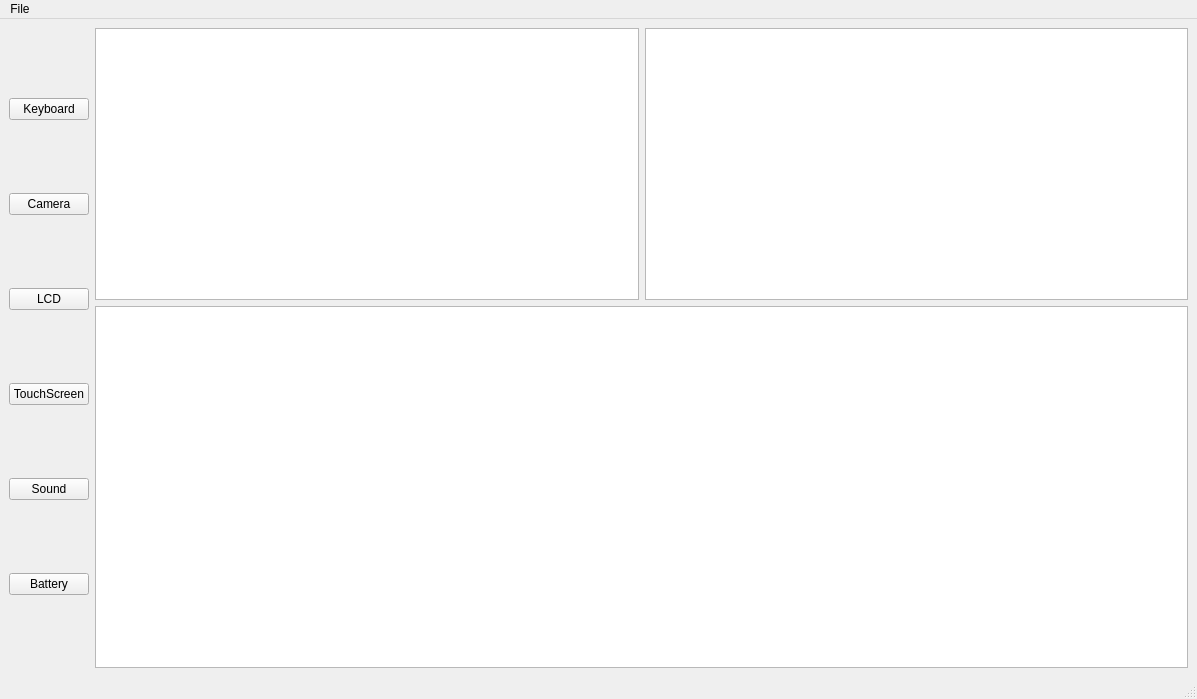
Old version of the form windows/mainwindow/form.ui in the repository devjochem/TestToolV3.
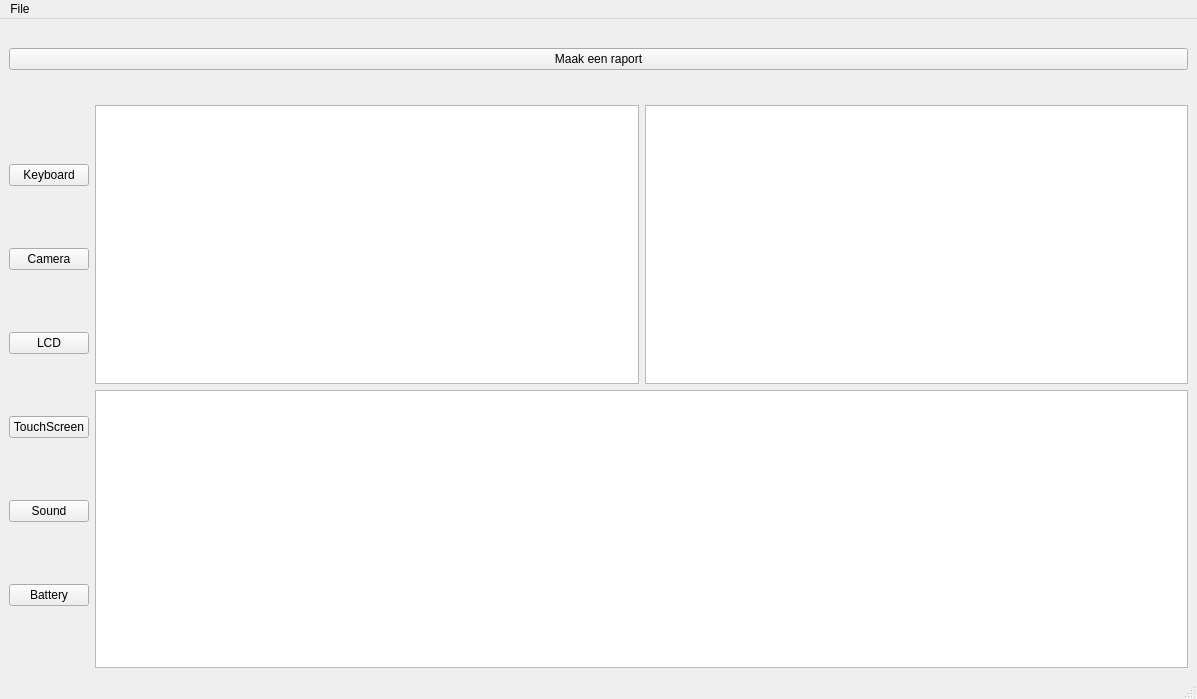
New version of the form. Custom widgets are drawn as their Qt base class.

The edit to the form file:
```diff
--- a/windows/mainwindow/form.ui
+++ b/windows/mainwindow/form.ui
@@ -14,8 +14,8 @@
    <string>Jochems TestTool</string>
   </property>
   <widget class="QWidget" name="centralwidget">
-   <layout class="QGridLayout" name="gridLayout" rowstretch="3,4" columnstretch="1,10,10" columnminimumwidth="0,0,0">
-    <item row="0" column="0" rowspan="2">
+   <layout class="QGridLayout" name="gridLayout" rowstretch="1,2,1,1,30,30" columnstretch="1,10,10" columnminimumwidth="0,0,0">
+    <item row="4" column="0" rowspan="2">
      <layout class="QVBoxLayout" name="verticalLayout" stretch="0,0,0,0,0,0">
       <property name="spacing">
        <number>3</number>
@@ -67,7 +67,10 @@
       </item>
      </layout>
     </item>
-    <item row="0" column="1">
+    <item row="4" column="2">
+     <widget class="QTableWidget" name="diskTable"/>
+    </item>
+    <item row="4" column="1">
      <widget class="QTextEdit" name="userOutput">
       <property name="readOnly">
        <bool>true</bool>
@@ -84,11 +87,41 @@
       </property>
      </widget>
     </item>
-    <item row="1" column="1" colspan="2">
+    <item row="5" column="1" colspan="2">
      <widget class="BatWidget" name="batteryTable"/>
     </item>
-    <item row="0" column="2">
-     <widget class="QTableWidget" name="diskTable"/>
+    <item row="1" column="0" colspan="3">
+     <widget class="QPushButton" name="reportButton">
+      <property name="text">
+       <string>Maak een raport</string>
+      </property>
+     </widget>
+    </item>
+    <item row="2" column="0" colspan="3">
+     <spacer name="horizontalSpacer">
+      <property name="orientation">
+       <enum>Qt::Orientation::Horizontal</enum>
+      </property>
+      <property name="sizeHint" stdset="0">
+       <size>
+        <width>40</width>
+        <height>20</height>
+       </size>
+      </property>
+     </spacer>
+    </item>
+    <item row="0" column="0" colspan="3">
+     <spacer name="horizontalSpacer_2">
+      <property name="orientation">
+       <enum>Qt::Orientation::Horizontal</enum>
+      </property>
+      <property name="sizeHint" stdset="0">
+       <size>
+        <width>40</width>
+        <height>20</height>
+       </size>
+      </property>
+     </spacer>
     </item>
    </layout>
   </widget>
```
